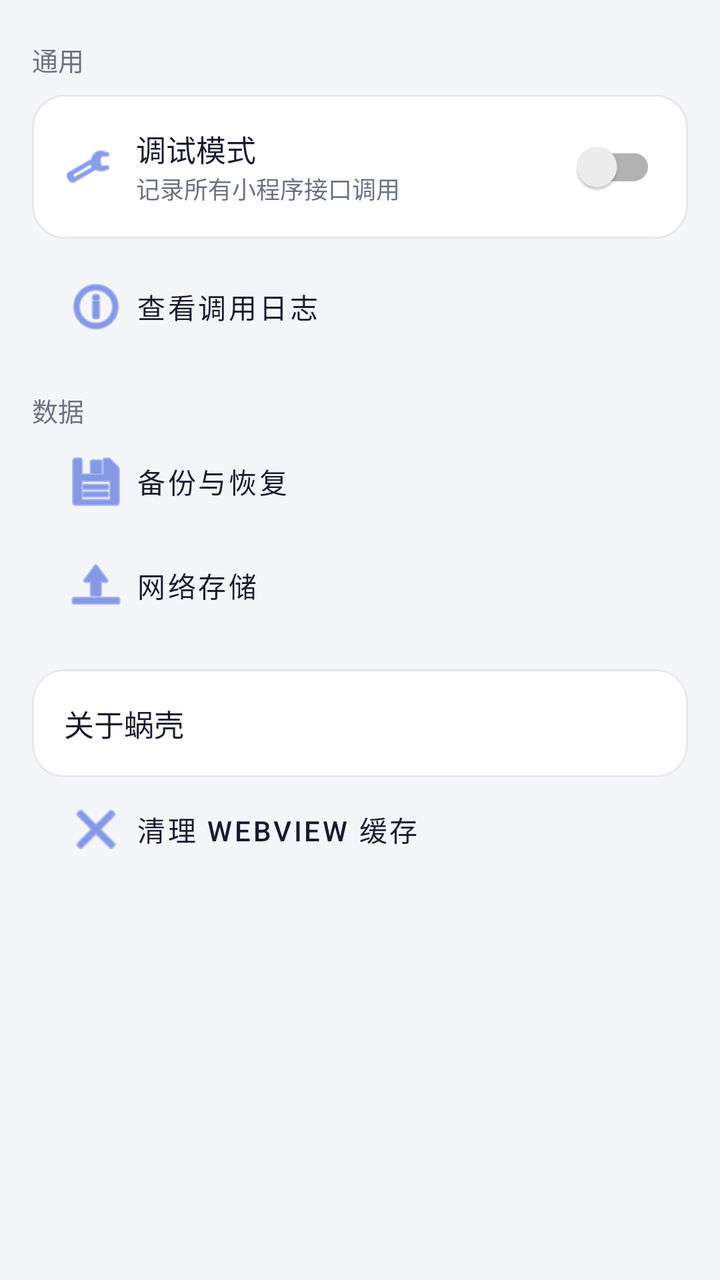
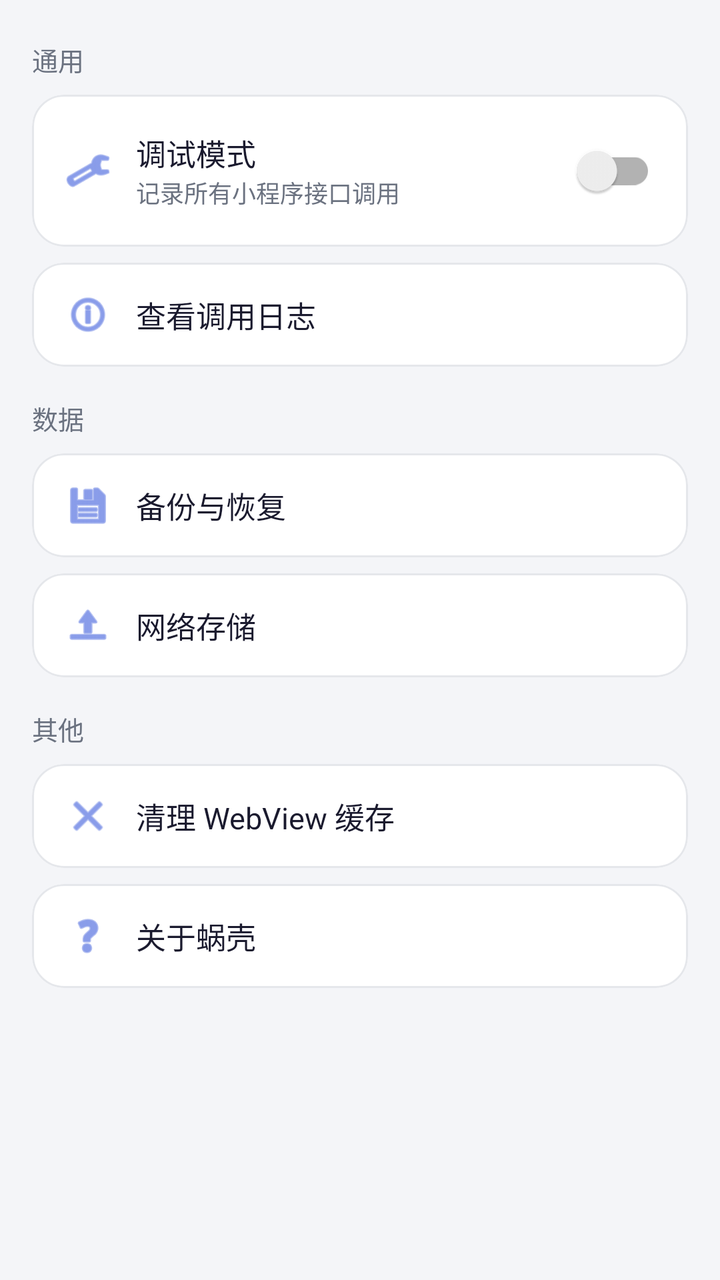

An Android layout rendered at two revisions. The XML below is the earlier revision; the diff shows what the commit changed to produce the second picture.
<!-- AndroidManifest.xml: application theme Theme.MiniApp -->
<!-- res/layout/page_settings.xml -->
<?xml version="1.0" encoding="utf-8"?>
<ScrollView xmlns:android="http://schemas.android.com/apk/res/android"
    xmlns:app="http://schemas.android.com/apk/res-auto"
    android:layout_width="match_parent"
    android:layout_height="match_parent"
    android:background="@color/bg_window">

    <LinearLayout
        android:layout_width="match_parent"
        android:layout_height="wrap_content"
        android:orientation="vertical"
        android:padding="16dp">

        <TextView
            android:layout_width="match_parent"
            android:layout_height="wrap_content"
            android:layout_marginTop="4dp"
            android:text="通用"
            android:textColor="@color/text_secondary"
            android:textSize="13sp" />

        
        <LinearLayout
            android:layout_width="match_parent"
            android:layout_height="wrap_content"
            android:background="@drawable/shape_card"
            android:layout_marginTop="8dp"
            android:gravity="center_vertical"
            android:orientation="horizontal"
            android:paddingHorizontal="16dp"
            android:paddingVertical="12dp">

            <ImageView
                android:layout_width="24dp"
                android:layout_height="24dp"
                android:contentDescription="调试模式"
                android:src="@android:drawable/ic_menu_manage"
                android:tint="@color/brand_primary" />

            <LinearLayout
                android:layout_width="0dp"
                android:layout_height="wrap_content"
                android:layout_marginStart="12dp"
                android:layout_weight="1"
                android:orientation="vertical">

                <TextView
                    android:layout_width="match_parent"
                    android:layout_height="wrap_content"
                    android:text="调试模式"
                    android:textColor="@color/text_primary"
                    android:textSize="15sp" />

                <TextView
                    android:id="@+id/tv_debug_desc"
                    android:layout_width="match_parent"
                    android:layout_height="wrap_content"
                    android:text="记录所有小程序接口调用"
                    android:textColor="@color/text_secondary"
                    android:textSize="12sp" />
            </LinearLayout>

            <androidx.appcompat.widget.SwitchCompat
                android:id="@+id/switch_debug"
                android:layout_width="wrap_content"
                android:layout_height="wrap_content" />
        </LinearLayout>

        <com.google.android.material.button.MaterialButton
            android:id="@+id/btn_debug_log"
            style="@style/Widget.MaterialComponents.Button.TextButton"
            android:layout_width="match_parent"
            android:layout_height="wrap_content"
            android:layout_marginTop="8dp"
            android:gravity="start|center_vertical"
            android:paddingHorizontal="16dp"
            android:text="查看调用日志"
            android:textColor="@color/text_primary"
            app:icon="@android:drawable/ic_menu_info_details"
            app:iconTint="@color/brand_primary" />

        <TextView
            android:layout_width="match_parent"
            android:layout_height="wrap_content"
            android:layout_marginTop="16dp"
            android:text="数据"
            android:textColor="@color/text_secondary"
            android:textSize="13sp" />

        <com.google.android.material.button.MaterialButton
            android:id="@+id/btn_backup"
            style="@style/Widget.MaterialComponents.Button.TextButton"
            android:layout_width="match_parent"
            android:layout_height="wrap_content"
            android:gravity="start|center_vertical"
            android:paddingHorizontal="16dp"
            android:text="备份与恢复"
            android:textColor="@color/text_primary"
            app:icon="@android:drawable/ic_menu_save"
            app:iconTint="@color/brand_primary" />

        <com.google.android.material.button.MaterialButton
            android:id="@+id/btn_netdisk"
            style="@style/Widget.MaterialComponents.Button.TextButton"
            android:layout_width="match_parent"
            android:layout_height="wrap_content"
            android:gravity="start|center_vertical"
            android:paddingHorizontal="16dp"
            android:text="网络存储"
            android:textColor="@color/text_primary"
            app:icon="@android:drawable/ic_menu_upload"
            app:iconTint="@color/brand_primary" />

        <com.google.android.material.card.MaterialCardView
            android:id="@+id/card_about"
            android:layout_width="match_parent"
            android:layout_height="wrap_content"
            android:layout_marginTop="16dp"
            android:clickable="true"
            android:focusable="true"
            android:foreground="?attr/selectableItemBackground"
            app:cardBackgroundColor="@color/bg_card"
            app:cardCornerRadius="16dp"
            app:cardElevation="0dp"
            app:strokeColor="@color/divider"
            app:strokeWidth="1dp">

            <TextView
                android:layout_width="match_parent"
                android:layout_height="wrap_content"
                android:paddingHorizontal="16dp"
                android:paddingVertical="16dp"
                android:text="关于蜗壳"
                android:textColor="@color/text_primary"
                android:textSize="15sp" />
        </com.google.android.material.card.MaterialCardView>

        <com.google.android.material.button.MaterialButton
            android:id="@+id/btn_clean_storage"
            style="@style/Widget.MaterialComponents.Button.TextButton"
            android:layout_width="match_parent"
            android:layout_height="wrap_content"
            android:gravity="start|center_vertical"
            android:paddingHorizontal="16dp"
            android:text="清理 WebView 缓存"
            android:textColor="@color/text_primary"
            app:icon="@android:drawable/ic_menu_close_clear_cancel"
            app:iconTint="@color/brand_primary" />

    </LinearLayout>
</ScrollView>
<!-- resources referenced by this layout -->
<resources>
  <color name="bg_card">#FFFFFF</color>
  <color name="bg_window">#F4F5F8</color>
  <color name="brand_primary">#3B5BDB</color>
  <color name="divider">#E5E7EB</color>
  <color name="text_primary">#1A1A2E</color>
  <color name="text_secondary">#6B7280</color>
  <!-- drawable shape_card (drawable) -->
  <shape xmlns:android="http://schemas.android.com/apk/res/android" android:shape="rectangle">
      <solid android:color="@color/bg_card" />
      <corners android:radius="16dp" />
      <stroke android:width="1dp" android:color="@color/divider" />
  </shape>
  <style name="Theme.MiniApp" parent="Theme.MaterialComponents.DayNight.NoActionBar">
          <item name="colorPrimary">@color/brand_primary</item>
          <item name="colorPrimaryVariant">@color/brand_primary_dark</item>
          <item name="colorOnPrimary">#FFFFFF</item>
          <item name="colorSecondary">@color/brand_accent</item>
          <item name="colorOnSecondary">@color/text_primary</item>
          <item name="android:windowBackground">@color/bg_window</item>
          <item name="android:statusBarColor" tools:targetApi="l">@color/brand_primary_dark</item>
          
          <item name="android:windowAnimationStyle">@style/Animation.MiniApp.Activity</item>
          
          <item name="android:alertDialogTheme">@style/ThemeOverlay.MiniApp.RoundedDialog</item>
          <item name="alertDialogTheme">@style/ThemeOverlay.MiniApp.RoundedDialog</item>
          <item name="materialAlertDialogTheme">@style/ThemeOverlay.MiniApp.RoundedDialog</item>
  </style>
  <color name="brand_primary_dark">#26398C</color>
  <color name="brand_accent">#FFC24B</color>
  <style name="Animation.MiniApp.Activity" parent="@android:style/Animation.Activity">
          <item name="android:activityOpenEnterAnimation">@anim/slide_in_right</item>
          <item name="android:activityOpenExitAnimation">@anim/fade_out_slight</item>
          <item name="android:activityCloseEnterAnimation">@anim/fade_in_slight</item>
          <item name="android:activityCloseExitAnimation">@anim/slide_out_right</item>
      </style>
  <style name="ThemeOverlay.MiniApp.RoundedDialog" parent="ThemeOverlay.MaterialComponents.Dialog.Alert">
          <item name="colorPrimary">@color/brand_primary</item>
          <item name="colorSecondary">@color/brand_accent</item>
          <item name="shapeAppearanceOverlay">@style/ShapeAppearance.MiniApp.Dialog</item>
          <item name="buttonBarPositiveButtonStyle">@style/Widget.MiniApp.DialogButton</item>
          <item name="buttonBarNegativeButtonStyle">@style/Widget.MiniApp.DialogButton</item>
          <item name="buttonBarNeutralButtonStyle">@style/Widget.MiniApp.DialogButton</item>
  </style>
  <style name="ShapeAppearance.MiniApp.Dialog" parent="">
          <item name="cornerFamily">rounded</item>
          <item name="cornerSize">24dp</item>
  </style>
  <style name="Widget.MiniApp.DialogButton" parent="Widget.MaterialComponents.Button.TextButton.Dialog">
          <item name="android:textColor">@color/brand_primary</item>
      </style>
</resources>

<!-- the commit's change to res/layout/page_settings.xml (unified diff, before → after) -->
@@ -20,64 +20,85 @@
             android:textSize="13sp" />
 
         
-        <LinearLayout
-            android:layout_width="match_parent"
-            android:layout_height="wrap_content"
-            android:background="@drawable/shape_card"
-            android:layout_marginTop="8dp"
-            android:gravity="center_vertical"
-            android:orientation="horizontal"
-            android:paddingHorizontal="16dp"
-            android:paddingVertical="12dp">
-
-            <ImageView
-                android:layout_width="24dp"
-                android:layout_height="24dp"
-                android:contentDescription="调试模式"
-                android:src="@android:drawable/ic_menu_manage"
-                android:tint="@color/brand_primary" />
-
-            <LinearLayout
-                android:layout_width="0dp"
-                android:layout_height="wrap_content"
-                android:layout_marginStart="12dp"
-                android:layout_weight="1"
-                android:orientation="vertical">
-
-                <TextView
-                    android:layout_width="match_parent"
-                    android:layout_height="wrap_content"
-                    android:text="调试模式"
-                    android:textColor="@color/text_primary"
-                    android:textSize="15sp" />
-
-                <TextView
-                    android:id="@+id/tv_debug_desc"
-                    android:layout_width="match_parent"
-                    android:layout_height="wrap_content"
-                    android:text="记录所有小程序接口调用"
-                    android:textColor="@color/text_secondary"
-                    android:textSize="12sp" />
-            </LinearLayout>
-
-            <androidx.appcompat.widget.SwitchCompat
-                android:id="@+id/switch_debug"
-                android:layout_width="wrap_content"
-                android:layout_height="wrap_content" />
-        </LinearLayout>
-
-        <com.google.android.material.button.MaterialButton
-            android:id="@+id/btn_debug_log"
-            style="@style/Widget.MaterialComponents.Button.TextButton"
-            android:layout_width="match_parent"
-            android:layout_height="wrap_content"
-            android:layout_marginTop="8dp"
-            android:gravity="start|center_vertical"
-            android:paddingHorizontal="16dp"
-            android:text="查看调用日志"
-            android:textColor="@color/text_primary"
-            app:icon="@android:drawable/ic_menu_info_details"
-            app:iconTint="@color/brand_primary" />
+        <com.google.android.material.card.MaterialCardView
+            android:id="@+id/card_debug"
+            style="@style/Widget.MiniApp.SettingCard">
+
+            <LinearLayout
+                android:layout_width="match_parent"
+                android:layout_height="wrap_content"
+                android:gravity="center_vertical"
+                android:orientation="horizontal"
+                android:paddingHorizontal="16dp"
+                android:paddingVertical="14dp">
+
+                <ImageView
+                    android:layout_width="24dp"
+                    android:layout_height="24dp"
+                    android:contentDescription="调试模式"
+                    android:src="@android:drawable/ic_menu_manage"
+                    android:tint="@color/brand_primary" />
+
+                <LinearLayout
+                    android:layout_width="0dp"
+                    android:layout_height="wrap_content"
+                    android:layout_marginStart="12dp"
+                    android:layout_weight="1"
+                    android:orientation="vertical">
+
+                    <TextView
+                        android:layout_width="match_parent"
+                        android:layout_height="wrap_content"
+                        android:text="调试模式"
+                        android:textColor="@color/text_primary"
+                        android:textSize="15sp" />
+
+                    <TextView
+                        android:id="@+id/tv_debug_desc"
+                        android:layout_width="match_parent"
+                        android:layout_height="wrap_content"
+                        android:text="记录所有小程序接口调用"
+                        android:textColor="@color/text_secondary"
+                        android:textSize="12sp" />
+                </LinearLayout>
+
+                <androidx.appcompat.widget.SwitchCompat
+                    android:id="@+id/switch_debug"
+                    android:layout_width="wrap_content"
+                    android:layout_height="wrap_content" />
+            </LinearLayout>
+        </com.google.android.material.card.MaterialCardView>
+
+        
+        <com.google.android.material.card.MaterialCardView
+            android:id="@+id/card_debug_log"
+            style="@style/Widget.MiniApp.SettingCard">
+
+            <LinearLayout
+                android:layout_width="match_parent"
+                android:layout_height="wrap_content"
+                android:gravity="center_vertical"
+                android:orientation="horizontal"
+                android:paddingHorizontal="16dp"
+                android:paddingVertical="14dp">
+
+                <ImageView
+                    android:layout_width="24dp"
+                    android:layout_height="24dp"
+                    android:contentDescription="查看调用日志"
+                    android:src="@android:drawable/ic_menu_info_details"
+                    android:tint="@color/brand_primary" />
+
+                <TextView
+                    android:layout_width="0dp"
+                    android:layout_height="wrap_content"
+                    android:layout_marginStart="12dp"
+                    android:layout_weight="1"
+                    android:text="查看调用日志"
+                    android:textColor="@color/text_primary"
+                    android:textSize="15sp" />
+            </LinearLayout>
+        </com.google.android.material.card.MaterialCardView>
 
         <TextView
             android:layout_width="match_parent"
@@ -87,65 +108,137 @@
             android:textColor="@color/text_secondary"
             android:textSize="13sp" />
 
-        <com.google.android.material.button.MaterialButton
-            android:id="@+id/btn_backup"
-            style="@style/Widget.MaterialComponents.Button.TextButton"
-            android:layout_width="match_parent"
-            android:layout_height="wrap_content"
-            android:gravity="start|center_vertical"
-            android:paddingHorizontal="16dp"
-            android:text="备份与恢复"
-            android:textColor="@color/text_primary"
-            app:icon="@android:drawable/ic_menu_save"
-            app:iconTint="@color/brand_primary" />
-
-        <com.google.android.material.button.MaterialButton
-            android:id="@+id/btn_netdisk"
-            style="@style/Widget.MaterialComponents.Button.TextButton"
-            android:layout_width="match_parent"
-            android:layout_height="wrap_content"
-            android:gravity="start|center_vertical"
-            android:paddingHorizontal="16dp"
-            android:text="网络存储"
-            android:textColor="@color/text_primary"
-            app:icon="@android:drawable/ic_menu_upload"
-            app:iconTint="@color/brand_primary" />
-
-        <com.google.android.material.card.MaterialCardView
-            android:id="@+id/card_about"
+        
+        <com.google.android.material.card.MaterialCardView
+            android:id="@+id/card_backup"
+            style="@style/Widget.MiniApp.SettingCard">
+
+            <LinearLayout
+                android:layout_width="match_parent"
+                android:layout_height="wrap_content"
+                android:gravity="center_vertical"
+                android:orientation="horizontal"
+                android:paddingHorizontal="16dp"
+                android:paddingVertical="14dp">
+
+                <ImageView
+                    android:layout_width="24dp"
+                    android:layout_height="24dp"
+                    android:contentDescription="备份与恢复"
+                    android:src="@android:drawable/ic_menu_save"
+                    android:tint="@color/brand_primary" />
+
+                <TextView
+                    android:layout_width="0dp"
+                    android:layout_height="wrap_content"
+                    android:layout_marginStart="12dp"
+                    android:layout_weight="1"
+                    android:text="备份与恢复"
+                    android:textColor="@color/text_primary"
+                    android:textSize="15sp" />
+            </LinearLayout>
+        </com.google.android.material.card.MaterialCardView>
+
+        
+        <com.google.android.material.card.MaterialCardView
+            android:id="@+id/card_netdisk"
+            style="@style/Widget.MiniApp.SettingCard">
+
+            <LinearLayout
+                android:layout_width="match_parent"
+                android:layout_height="wrap_content"
+                android:gravity="center_vertical"
+                android:orientation="horizontal"
+                android:paddingHorizontal="16dp"
+                android:paddingVertical="14dp">
+
+                <ImageView
+                    android:layout_width="24dp"
+                    android:layout_height="24dp"
+                    android:contentDescription="网络存储"
+                    android:src="@android:drawable/ic_menu_upload"
+                    android:tint="@color/brand_primary" />
+
+                <TextView
+                    android:layout_width="0dp"
+                    android:layout_height="wrap_content"
+                    android:layout_marginStart="12dp"
+                    android:layout_weight="1"
+                    android:text="网络存储"
+                    android:textColor="@color/text_primary"
+                    android:textSize="15sp" />
+            </LinearLayout>
+        </com.google.android.material.card.MaterialCardView>
+
+        <TextView
             android:layout_width="match_parent"
             android:layout_height="wrap_content"
             android:layout_marginTop="16dp"
-            android:clickable="true"
-            android:focusable="true"
-            android:foreground="?attr/selectableItemBackground"
-            app:cardBackgroundColor="@color/bg_card"
-            app:cardCornerRadius="16dp"
-            app:cardElevation="0dp"
-            app:strokeColor="@color/divider"
-            app:strokeWidth="1dp">
-
-            <TextView
-                android:layout_width="match_parent"
-                android:layout_height="wrap_content"
-                android:paddingHorizontal="16dp"
-                android:paddingVertical="16dp"
-                android:text="关于蜗壳"
-                android:textColor="@color/text_primary"
-                android:textSize="15sp" />
-        </com.google.android.material.card.MaterialCardView>
-
-        <com.google.android.material.button.MaterialButton
-            android:id="@+id/btn_clean_storage"
-            style="@style/Widget.MaterialComponents.Button.TextButton"
-            android:layout_width="match_parent"
-            android:layout_height="wrap_content"
-            android:gravity="start|center_vertical"
-            android:paddingHorizontal="16dp"
-            android:text="清理 WebView 缓存"
-            android:textColor="@color/text_primary"
-            app:icon="@android:drawable/ic_menu_close_clear_cancel"
-            app:iconTint="@color/brand_primary" />
+            android:text="其他"
+            android:textColor="@color/text_secondary"
+            android:textSize="13sp" />
+
+        
+        <com.google.android.material.card.MaterialCardView
+            android:id="@+id/card_clean"
+            style="@style/Widget.MiniApp.SettingCard">
+
+            <LinearLayout
+                android:layout_width="match_parent"
+                android:layout_height="wrap_content"
+                android:gravity="center_vertical"
+                android:orientation="horizontal"
+                android:paddingHorizontal="16dp"
+                android:paddingVertical="14dp">
+
+                <ImageView
+                    android:layout_width="24dp"
+                    android:layout_height="24dp"
+                    android:contentDescription="清理 WebView 缓存"
+                    android:src="@android:drawable/ic_menu_close_clear_cancel"
+                    android:tint="@color/brand_primary" />
+
+                <TextView
+                    android:layout_width="0dp"
+                    android:layout_height="wrap_content"
+                    android:layout_marginStart="12dp"
+                    android:layout_weight="1"
+                    android:text="清理 WebView 缓存"
+                    android:textColor="@color/text_primary"
+                    android:textSize="15sp" />
+            </LinearLayout>
+        </com.google.android.material.card.MaterialCardView>
+
+        
+        <com.google.android.material.card.MaterialCardView
+            android:id="@+id/card_about"
+            style="@style/Widget.MiniApp.SettingCard">
+
+            <LinearLayout
+                android:layout_width="match_parent"
+                android:layout_height="wrap_content"
+                android:gravity="center_vertical"
+                android:orientation="horizontal"
+                android:paddingHorizontal="16dp"
+                android:paddingVertical="14dp">
+
+                <ImageView
+                    android:layout_width="24dp"
+                    android:layout_height="24dp"
+                    android:contentDescription="关于蜗壳"
+                    android:src="@android:drawable/ic_menu_help"
+                    android:tint="@color/brand_primary" />
+
+                <TextView
+                    android:layout_width="0dp"
+                    android:layout_height="wrap_content"
+                    android:layout_marginStart="12dp"
+                    android:layout_weight="1"
+                    android:text="关于蜗壳"
+                    android:textColor="@color/text_primary"
+                    android:textSize="15sp" />
+            </LinearLayout>
+        </com.google.android.material.card.MaterialCardView>
 
     </LinearLayout>
 </ScrollView>
<!-- resource entries referenced after the edit -->
@@ -6,12 +6,19 @@
   <color name="divider">#E5E7EB</color>
   <color name="text_primary">#1A1A2E</color>
   <color name="text_secondary">#6B7280</color>
-  <!-- drawable shape_card (drawable) -->
-  <shape xmlns:android="http://schemas.android.com/apk/res/android" android:shape="rectangle">
-      <solid android:color="@color/bg_card" />
-      <corners android:radius="16dp" />
-      <stroke android:width="1dp" android:color="@color/divider" />
-  </shape>
+  <style name="Widget.MiniApp.SettingCard" parent="Widget.MaterialComponents.CardView">
+          <item name="cardBackgroundColor">@color/bg_card</item>
+          <item name="cardCornerRadius">16dp</item>
+          <item name="cardElevation">0dp</item>
+          <item name="strokeColor">@color/divider</item>
+          <item name="strokeWidth">1dp</item>
+          <item name="android:layout_width">match_parent</item>
+          <item name="android:layout_height">wrap_content</item>
+          <item name="android:layout_marginTop">8dp</item>
+          <item name="android:clickable">true</item>
+          <item name="android:focusable">true</item>
+          <item name="android:foreground">?attr/selectableItemBackground</item>
+      </style>
   <style name="Theme.MiniApp" parent="Theme.MaterialComponents.DayNight.NoActionBar">
           <item name="colorPrimary">@color/brand_primary</item>
           <item name="colorPrimaryVariant">@color/brand_primary_dark</item>
@@ -35,7 +42,7 @@
           <item name="android:activityCloseEnterAnimation">@anim/fade_in_slight</item>
           <item name="android:activityCloseExitAnimation">@anim/slide_out_right</item>
       </style>
-  <style name="ThemeOverlay.MiniApp.RoundedDialog" parent="ThemeOverlay.MaterialComponents.Dialog.Alert">
+  <style name="ThemeOverlay.MiniApp.RoundedDialog" parent="ThemeOverlay.MaterialComponents.MaterialAlertDialog">
           <item name="colorPrimary">@color/brand_primary</item>
           <item name="colorSecondary">@color/brand_accent</item>
           <item name="shapeAppearanceOverlay">@style/ShapeAppearance.MiniApp.Dialog</item>
